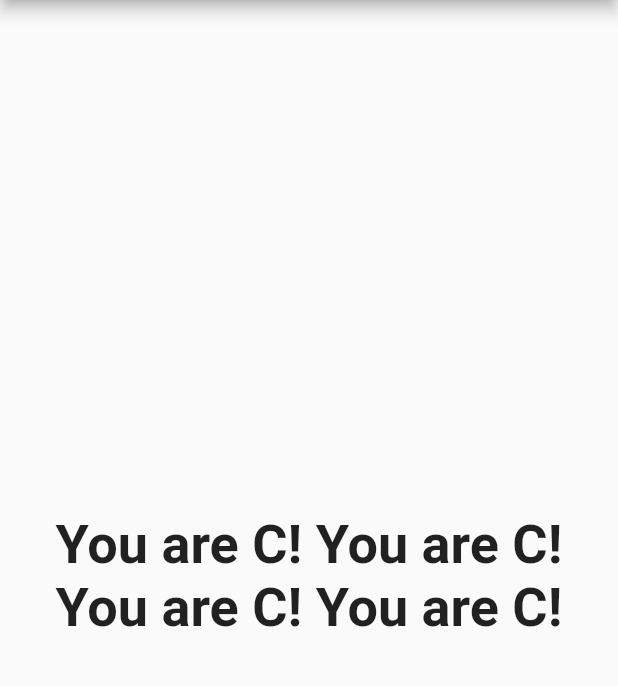
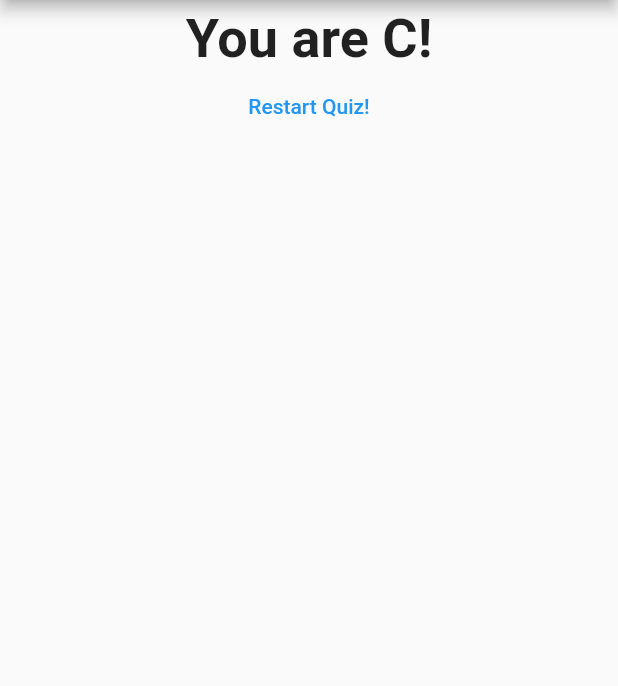
Before and after one commit to antosha-85/app_max_flutter, a Flutter app: the screen it shows after launch, after a tap on "Black", after a tap on "Snake", after a tap on "Max", on a phone screen of 412 x 824 dp, the part 84-770 px from its top. Run offline on Flutter 3.47's test engine with Material 2 defaults, Android fonts, the phone set to English and light mode, and no system bars.

Commit message:
Created a restart Quiz button and added some styling

```diff
--- a/lib/main.dart
+++ b/lib/main.dart
@@ -46,6 +46,13 @@
   ];
   @override
   Widget build(BuildContext context) {
+    void _resetQuiz() {
+      setState(() {
+        _questionIndex = 0;
+        _totalScore = 0;
+      });
+    }
+
     void _answerQuestion(int score) {
       _totalScore += score;
       setState(() {
@@ -64,7 +71,7 @@
                 answerQuestion: _answerQuestion,
                 questions: _questions,
                 questionIndex: _questionIndex)
-            : Result(_totalScore),
+            : Result(_totalScore, _resetQuiz),
       ),
     );
   }
--- a/lib/result.dart
+++ b/lib/result.dart
@@ -2,8 +2,9 @@
 
 class Result extends StatelessWidget {
   final int resultScore;
+  final Function resetHandler;
 
-  Result(this.resultScore);
+  Result(this.resultScore, this.resetHandler);
 
   String get resultPhrase {
     var resultText = 'You did it!';
@@ -12,7 +13,7 @@
     } else if (resultScore <= 12) {
       resultText = "You are B!";
     } else {
-      resultText = "You are C! You are C! You are C! You are C!";
+      resultText = "You are C!";
     }
     return resultText;
   }
@@ -22,13 +23,24 @@
     return Container(
       margin: EdgeInsets.all(5.0),
       child: Center(
-          child: Text(
+          child: Column(
+        children: [
+          Text(
             resultPhrase,
             style: TextStyle(
               fontSize: 36,
               fontWeight: FontWeight.bold,
             ),
             textAlign: TextAlign.center,
+          ),
+          TextButton(
+            onPressed: resetHandler,
+            child: Text('Restart Quiz!'),
+            style: TextButton.styleFrom(
+              primary: Colors.blue,
+            ),
+          )
+        ],
       )),
     );
   }
```
Lines whose indentation alone changed are shown as unchanged.
